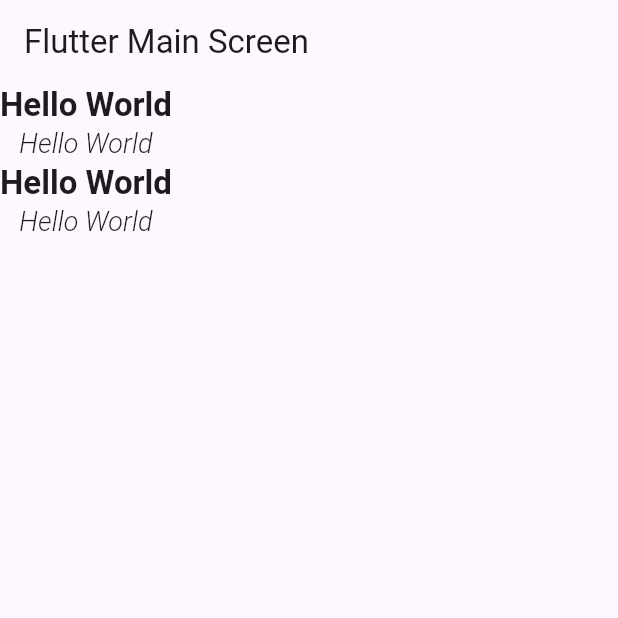
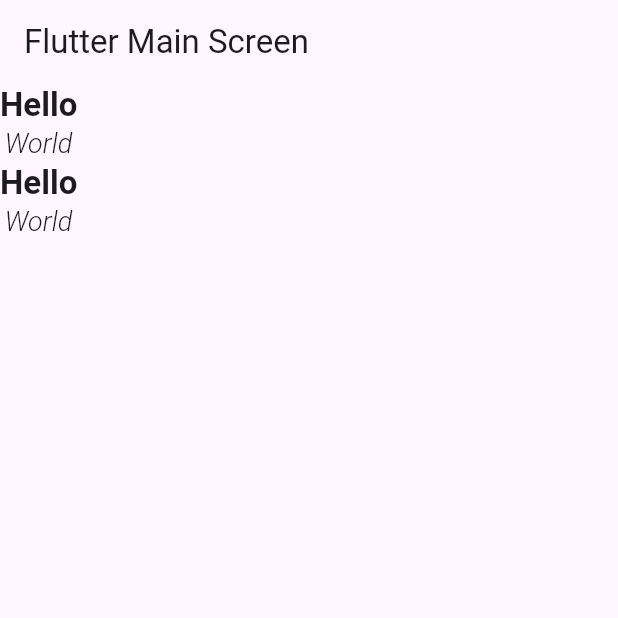
Before and after one commit to Piyushbhatt7/Flutter-Widgets, a Flutter app: the screen it shows after launch, on a phone screen of 412 x 824 dp, the top half of it. Run offline on Flutter 3.47's test engine with Material 3 defaults, Android fonts, the phone set to English and light mode, and no system bars.

Commit message:
Styles and Theme

```diff
--- a/lib/main.dart
+++ b/lib/main.dart
@@ -39,10 +39,10 @@ class MainScreen extends StatelessWidget{
 
       body: Column(
         children: [
-          Text('Hello World', style: Theme.of(context).textTheme.headlineLarge),
-          Text('Hello World', style: Theme.of(context).textTheme.headlineSmall,),
-          Text('Hello World', style: Theme.of(context).textTheme.headlineLarge,),
-          Text('Hello World', style:Theme.of(context).textTheme.headlineSmall,),
+          Text('Hello', style: Theme.of(context).textTheme.headlineLarge),
+          Text('World', style: Theme.of(context).textTheme.headlineSmall,),
+          Text('Hello', style: Theme.of(context).textTheme.headlineLarge,),
+          Text('World', style:Theme.of(context).textTheme.headlineSmall,),
         ],
       ),
 
```
